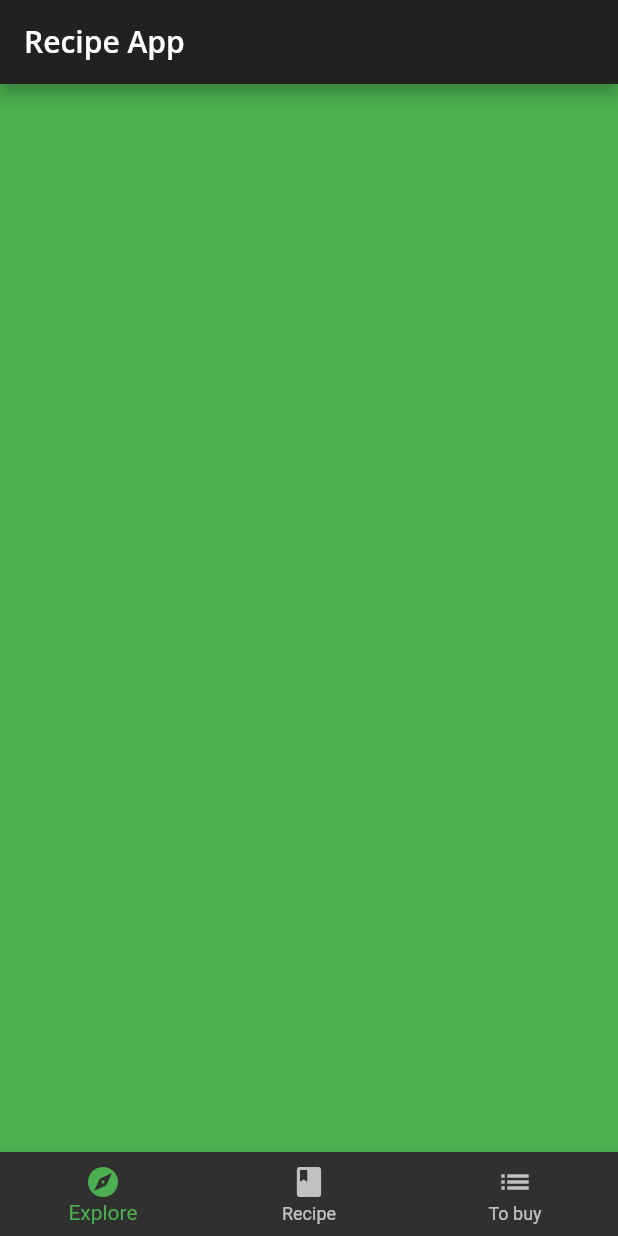
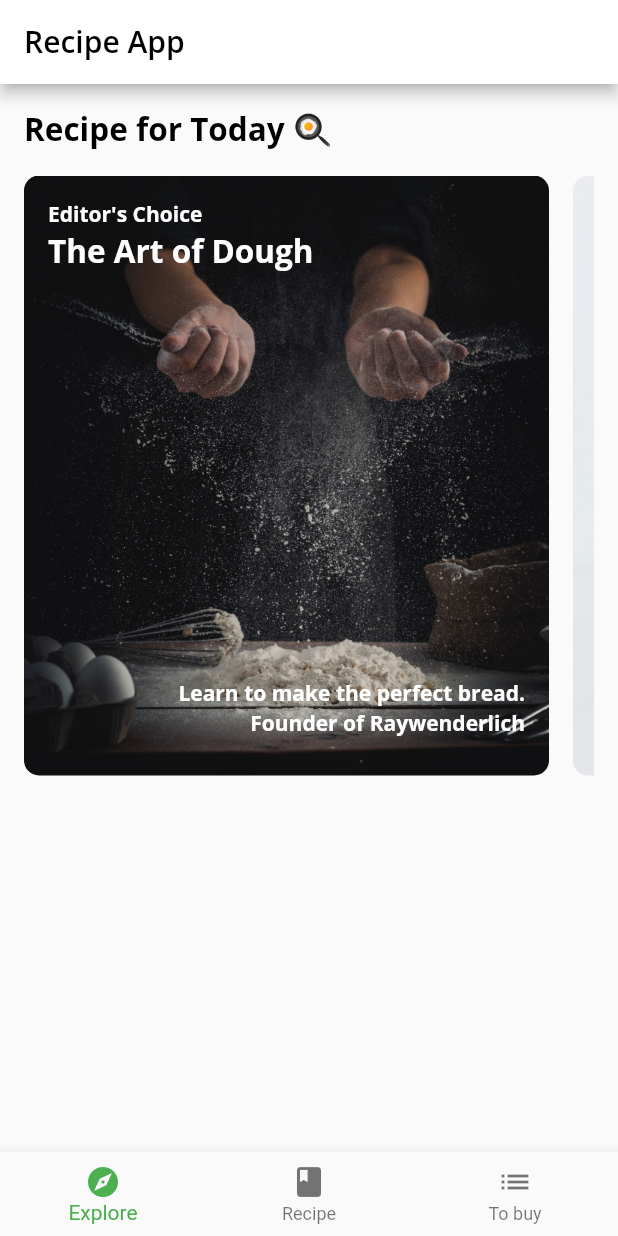
Before and after one commit to princeabdul90/social_recipe_app, a Flutter app: the screen it shows after launch, on a phone screen of 412 x 824 dp. Run offline on Flutter 3.47's test engine with Material 2 defaults, Android fonts, the phone set to English and light mode, and no system bars; our stand-ins replace google_fonts.

Commit message:
script updated

```diff
--- a/lib/components/author_card.dart
+++ b/lib/components/author_card.dart
@@ -2,7 +2,7 @@ import 'package:flutter/material.dart';
 import 'package:recipe_app/utils/recipe_theme.dart';
 import 'circle_image.dart';
 
-class AuthorCard extends StatelessWidget {
+class AuthorCard extends StatefulWidget {
   const AuthorCard(
       {Key? key,
       required this.authorName,
@@ -15,6 +15,20 @@ class AuthorCard extends StatelessWidget {
   final ImageProvider? imageProvider;
 
   @override
+  State<AuthorCard> createState() => _AuthorCardState();
+}
+
+class _AuthorCardState extends State<AuthorCard> {
+  bool _isFavorited = false;
+
+  void onFavorited(){
+    setState(() {
+      _isFavorited = !_isFavorited;
+    });
+  }
+
+
+  @override
   Widget build(BuildContext context) {
     return Container(
       padding: const EdgeInsets.all(16.0),
@@ -23,27 +37,24 @@ class AuthorCard extends StatelessWidget {
         children: [
           Row(
             children: [
-              CircleImage(imageRadius: 28, imageProvider: imageProvider,),
+              CircleImage(imageRadius: 28, imageProvider: widget.imageProvider,),
               const SizedBox(width: 8,),
               Column(
                 crossAxisAlignment: CrossAxisAlignment.start,
                 children: [
-                  Text(authorName, style: RecipeTheme.lightThemeText.headline2,),
-                  Text(title, style: RecipeTheme.lightThemeText.headline3,),
+                  Text(widget.authorName, style: RecipeTheme.lightThemeText.headline2,),
+                  Text(widget.title, style: RecipeTheme.lightThemeText.headline3,),
                 ],
               )
             ],
           ),
-          //todo: show snackBar when the user tap on favorite button.
+
           IconButton(
-            onPressed: () {
-              const snackBar =  SnackBar(content: Text("Favorite Pressed"));
-              ScaffoldMessenger.of(context).showSnackBar(snackBar);
-            },
+            onPressed: onFavorited,
             icon: Icon(
-              Icons.favorite_border,
+              _isFavorited ? Icons.favorite : Icons.favorite_border,
               size: 30,
-              color: Colors.grey[400],
+              color: Colors.red[400],
             ),
           ),
         ],
--- a/lib/home_page.dart
+++ b/lib/home_page.dart
@@ -1,4 +1,5 @@
 import 'package:flutter/material.dart';
+import 'package:recipe_app/screens/explore_screen.dart';
 
 class HomePage extends StatefulWidget {
   const HomePage({Key? key}) : super(key: key);
@@ -11,8 +12,7 @@ class _HomePageState extends State<HomePage> {
   int _isSelectedIndex = 0;
 
   List<Widget> pages = <Widget>[
-    //todo: Replace explore screen
-    Container(color: Colors.green,),
+     ExploreScreen(),
     //todo: Replace Recipe screen
     Container(color: Colors.blue,),
     Container(color: Colors.red,),
--- a/lib/main.dart
+++ b/lib/main.dart
@@ -12,7 +12,7 @@ class MyApp extends StatelessWidget {
   // This widget is the root of your application.
   @override
   Widget build(BuildContext context) {
-    final theme = RecipeTheme.dark();
+    final theme = RecipeTheme.light();
     return MaterialApp(
       title: 'Recipe App',
       theme:theme,
--- /dev/null
+++ b/lib/screens/explore_screen.dart
@@ -0,0 +1,27 @@
+import 'package:flutter/material.dart';
+import 'package:recipe_app/views/today_recipe_list_view.dart';
+import '../models/models.dart';
+import 'package:recipe_app/api/mock_recipe_service.dart';
+
+class ExploreScreen extends StatelessWidget {
+  final mockService = MockRecipeService();
+  ExploreScreen({Key? key}) : super(key: key);
+
+  @override
+  Widget build(BuildContext context) {
+    return FutureBuilder(
+      future: mockService.getExploreData(),
+      builder: (context, AsyncSnapshot<ExploreData> snapshot) {
+        //todo: add nested list views
+        if(snapshot.connectionState == ConnectionState.done){
+          final recipes = snapshot.data?.todayRecipes ?? [];
+          return TodayRecipeListView(recipes: recipes);
+        }else{
+          return const Center(
+            child: CircularProgressIndicator(),
+          );
+        }
+      },
+    );
+  }
+}
--- /dev/null
+++ b/lib/views/today_recipe_list_view.dart
@@ -0,0 +1,49 @@
+import 'package:flutter/cupertino.dart';
+import 'package:flutter/material.dart';
+import 'package:recipe_app/components/components.dart';
+import 'package:recipe_app/models/models.dart';
+
+class TodayRecipeListView extends StatelessWidget {
+  final List<ExploreRecipe> recipes;
+  const TodayRecipeListView({Key? key, required this.recipes}) : super(key: key);
+
+  @override
+  Widget build(BuildContext context) {
+    return Padding(
+      padding: const EdgeInsets.only(top: 16, right: 16, left: 16,),
+      child: Column(
+        crossAxisAlignment: CrossAxisAlignment.start,
+        children: [
+          Text('Recipe for Today 🍳', style: Theme.of(context).textTheme.headline2,),
+          const SizedBox(height: 16,),
+          SizedBox(
+            height: 400,
+            child: ListView.separated(
+              scrollDirection: Axis.horizontal,
+                itemBuilder: (context, index) {
+                  final recipe = recipes[index];
+                  return buildCard(recipe);
+                },
+                separatorBuilder: (context, index){
+                  return const SizedBox(width: 16,);
+                },
+                itemCount: recipes.length,
+            ),
+          )
+        ],
+      ),
+    );
+  }
+
+  Widget buildCard(ExploreRecipe recipe){
+    if(recipe.cardType == CardType.card1){
+      return Card1(recipe: recipe);
+    }else if(recipe.cardType == CardType.card2){
+      return Card2(recipe: recipe);
+    }else if(recipe.cardType == CardType.card3){
+      return Card3(recipe: recipe);
+    }else{
+      return throw Exception("The card doesn't exist yet.");
+    }
+  }
+}
```
